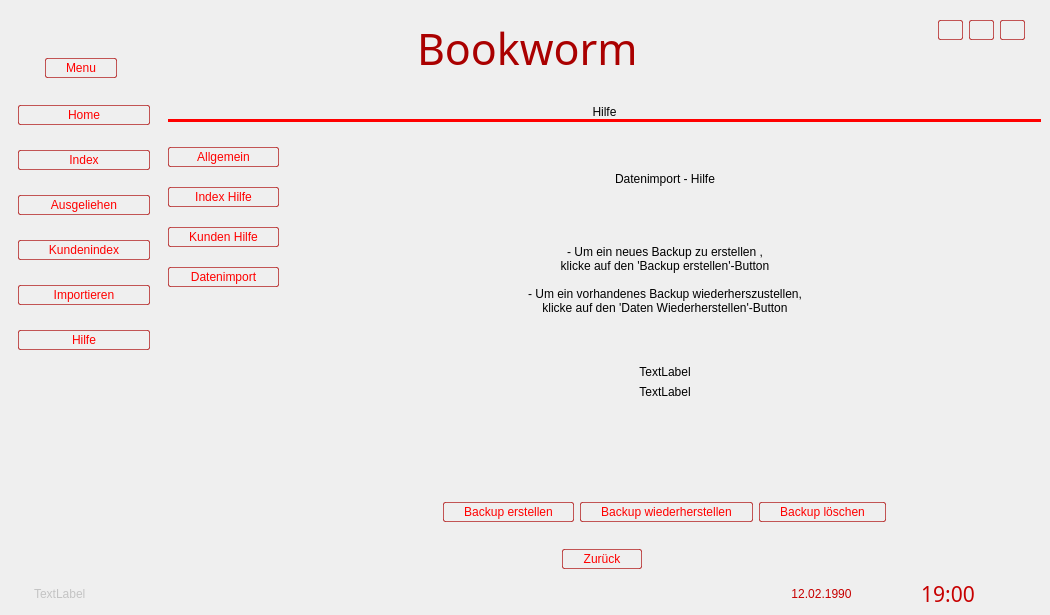
Before: the Qt Designer form res/mainui.ui in sera619/Bookworm-Bookmanagementsystem, drawn with Qt 5.
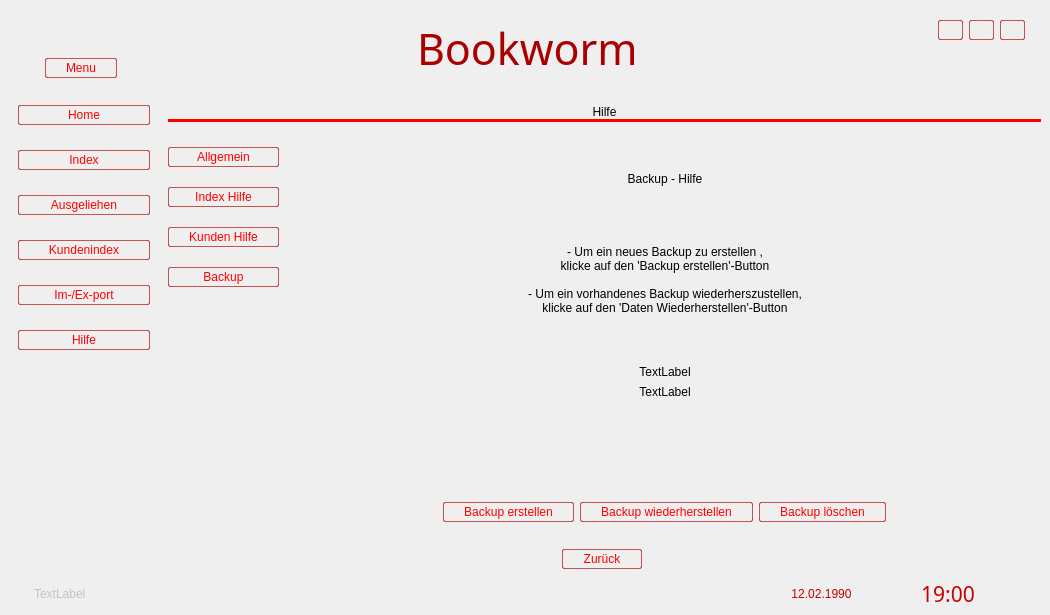
After: the same form once the commit is applied. Icons and pictures are not drawn.

```diff
--- a/res/mainui.ui
+++ b/res/mainui.ui
@@ -443,7 +443,7 @@
           <item>
            <widget class="QPushButton" name="menu_btn_import">
             <property name="text">
-             <string>Importieren</string>
+             <string>Im-/Ex-port</string>
             </property>
            </widget>
           </item>
@@ -1343,7 +1343,7 @@
                           <item>
                            <widget class="QPushButton" name="importHelpBtn">
                             <property name="text">
-                             <string>Datenimport</string>
+                             <string>Backup</string>
                             </property>
                            </widget>
                           </item>
@@ -1504,7 +1504,7 @@
                         <item>
                          <widget class="QLabel" name="helpImportHeader">
                           <property name="text">
-                           <string>Datenimport - Hilfe</string>
+                           <string>Backup - Hilfe</string>
                           </property>
                           <property name="alignment">
                            <set>Qt::AlignCenter</set>
```
